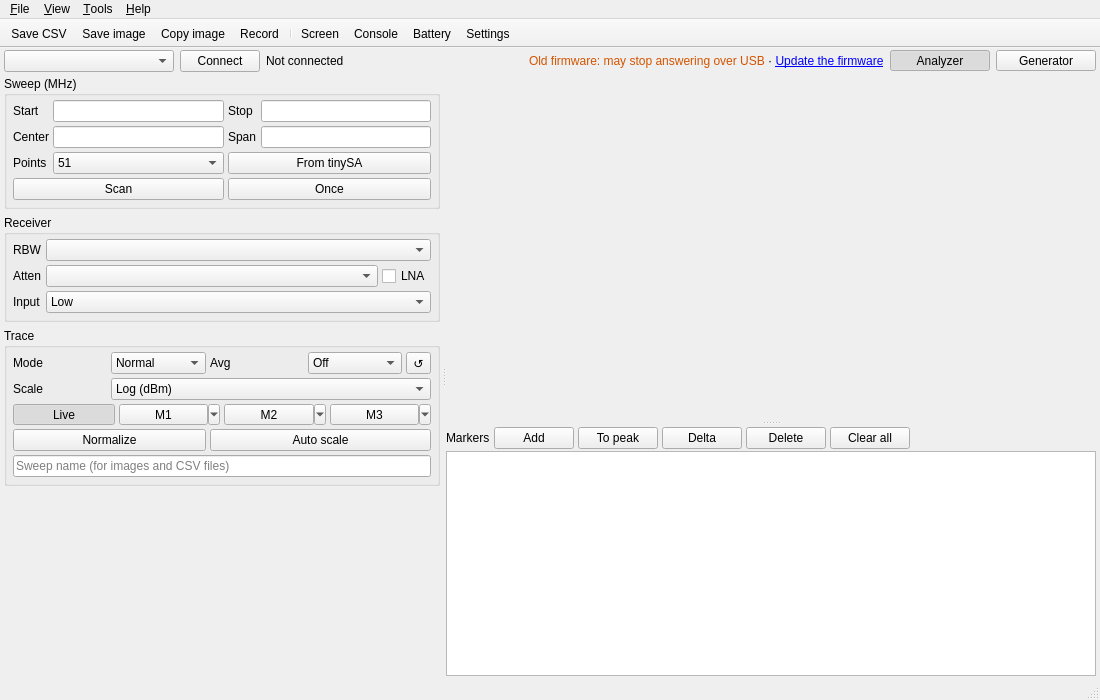
Old version of the form src/ui/mainwindow.ui in the repository erikkaashoek/tinySA-app.
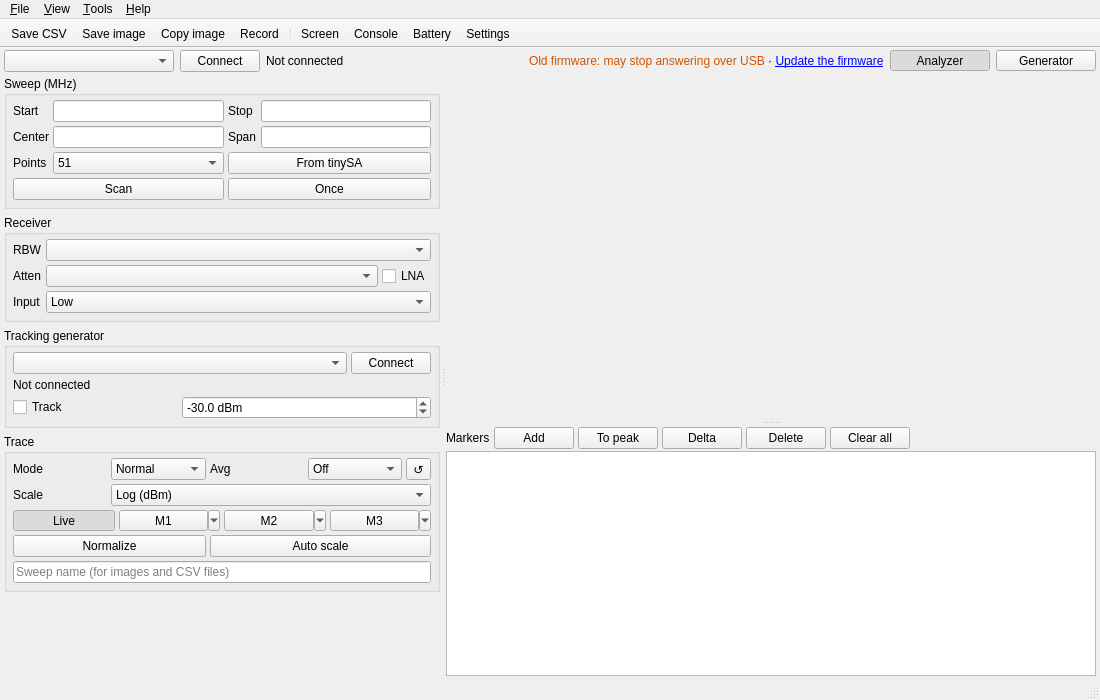
New version of the form. Custom widgets are drawn as their Qt base class.

Commit message: Tracking generator: a second tinySA follows the sweep point by point

```diff
--- a/src/ui/mainwindow.ui
+++ b/src/ui/mainwindow.ui
@@ -449,6 +449,98 @@
            </layout>
           </widget>
          </item>
+         <item>
+          <widget class="QGroupBox" name="trackGroup">
+           <property name="toolTip">
+            <string>A second tinySA as tracking generator: its output follows the sweep point by point. Cable its RF output to the input of the device under test, the device's output to this tinySA.</string>
+           </property>
+           <property name="title">
+            <string>Tracking generator</string>
+           </property>
+           <layout class="QGridLayout" name="trackLayout">
+            <property name="leftMargin">
+             <number>6</number>
+            </property>
+            <property name="topMargin">
+             <number>4</number>
+            </property>
+            <property name="rightMargin">
+             <number>6</number>
+            </property>
+            <property name="bottomMargin">
+             <number>6</number>
+            </property>
+            <property name="spacing">
+             <number>4</number>
+            </property>
+            <item row="0" column="0" colspan="2">
+             <widget class="QComboBox" name="trackerPortCombo">
+              <property name="sizePolicy">
+               <sizepolicy hsizetype="Expanding" vsizetype="Fixed">
+                <horstretch>1</horstretch>
+                <verstretch>0</verstretch>
+               </sizepolicy>
+              </property>
+              <property name="toolTip">
+               <string>Port of the tinySA that generates</string>
+              </property>
+             </widget>
+            </item>
+            <item row="0" column="2">
+             <widget class="QPushButton" name="trackerConnectButton">
+              <property name="text">
+               <string>Connect</string>
+              </property>
+              <property name="checkable">
+               <bool>true</bool>
+              </property>
+             </widget>
+            </item>
+            <item row="1" column="0" colspan="3">
+             <widget class="QLabel" name="trackerLabel">
+              <property name="text">
+               <string>Not connected</string>
+              </property>
+             </widget>
+            </item>
+            <item row="2" column="0">
+             <widget class="QCheckBox" name="trackCheck">
+              <property name="toolTip">
+               <string>Sweep with the tracking generator: one point at a time, the generator at that frequency (Normalize with a cable in place of the device gives its response)</string>
+              </property>
+              <property name="text">
+               <string>Track</string>
+              </property>
+             </widget>
+            </item>
+            <item row="2" column="1" colspan="2">
+             <widget class="QDoubleSpinBox" name="trackLevelSpin">
+              <property name="toolTip">
+               <string>Output level of the tracking generator</string>
+              </property>
+              <property name="keyboardTracking">
+               <bool>false</bool>
+              </property>
+              <property name="suffix">
+               <string> dBm</string>
+              </property>
+              <property name="decimals">
+               <number>1</number>
+              </property>
+              <property name="minimum">
+               <double>-115.000000000000000</double>
+              </property>
+              <property name="maximum">
+               <double>13.000000000000000</double>
+              </property>
+              <property name="value">
+               <double>-30.000000000000000</double>
+              </property>
+             </widget>
+            </item>
+           </layout>
+          </widget>
+         </item>
          <item>
           <widget class="QGroupBox" name="traceGroup">
            <property name="title">
```
The commit also changes 27 other files.
